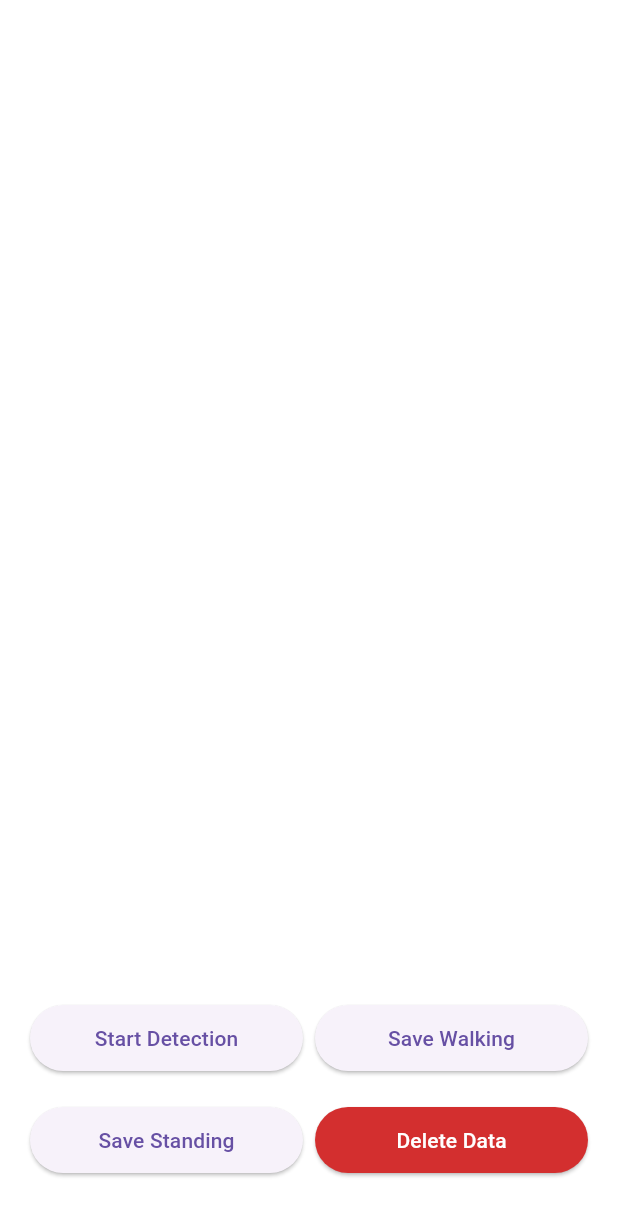
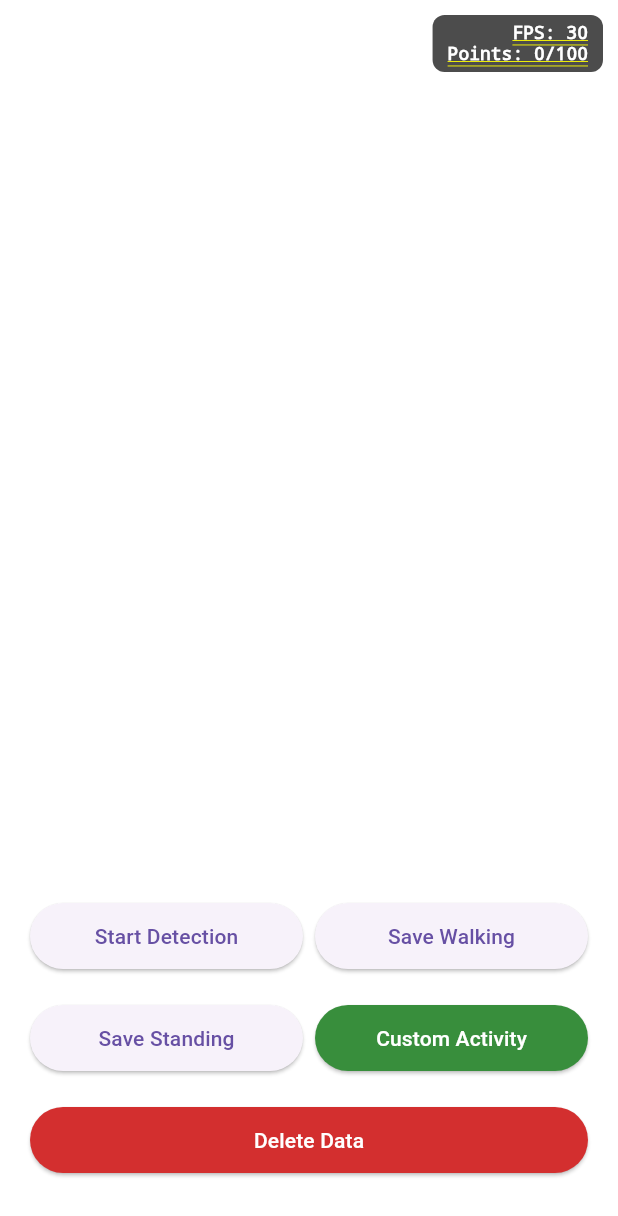
Before and after one commit to IoT-gamer/flutter_face_tracking_excercise_app, a Flutter app: the screen it shows after launch, on a phone screen of 412 x 824 dp. Shown: the top 1216 px of the screen. Run offline on Flutter 3.47's test engine with Material 3 defaults, Android fonts, the phone set to English and light mode, and no system bars; our stand-ins replace bloc, camera, equatable, flutter_bloc, wakelock_plus; missing offline and left inert: circular_buffer, google_mlkit_face_detection, integral_isolates.

Commit message:
Add data model and custom activity feature

```diff
--- a/lib/constants/constants.dart
+++ b/lib/constants/constants.dart
@@ -1,8 +1,7 @@
 /// Constants used throughout the application
 class AppConstants {
   // File names for saved data
-  static const String faceDataWalkingFilename = 'face_data_walk.txt';
-  static const String faceDataStandingFilename = 'face_data_stand.txt';
+  static const String faceDataFilename = 'face_tracking_data.json';
 
   // Face detection settings
   static const double smilingThreshold =
@@ -19,4 +18,8 @@ class AppConstants {
   static const double dotRadius = 5.0; // Radius of the face tracking dot
   static const int statusMessageDuration =
       3; // Duration in seconds for status messages
+
+  // Activity types
+  static const String activityWalking = 'walking';
+  static const String activityStanding = 'standing';
 }
--- a/lib/main.dart
+++ b/lib/main.dart
@@ -1,8 +1,8 @@
 import 'package:flutter/material.dart';
-import 'package:flutter_face_tracking_exercise_app/screens/face_tracking_screen.dart';
 import 'package:wakelock_plus/wakelock_plus.dart';
 
 import 'device/mlkit_face_camera_repository.dart';
+import 'screens/face_tracking_screen.dart';
 
 void main() async {
   WidgetsFlutterBinding.ensureInitialized();
--- /dev/null
+++ b/lib/models/face_tracking_session.dart
@@ -0,0 +1,49 @@
+import 'dart:convert';
+
+/// Model class for storing face tracking sessions with metadata
+class FaceTrackingSession {
+  final DateTime timestamp;
+  final String activityType;
+  final int sequenceLength;
+  final int cameraFps;
+  final List<List<double>> coordinates;
+
+  FaceTrackingSession({
+    required this.timestamp,
+    required this.activityType,
+    required this.sequenceLength,
+    required this.cameraFps,
+    required this.coordinates,
+  });
+
+  /// Convert session to JSON
+  Map<String, dynamic> toJson() {
+    return {
+      'timestamp': timestamp.toIso8601String(),
+      'activityType': activityType,
+      'sequenceLength': sequenceLength,
+      'cameraFps': cameraFps,
+      'coordinates': coordinates,
+    };
+  }
+
+  /// Create session from JSON
+  factory FaceTrackingSession.fromJson(Map<String, dynamic> json) {
+    return FaceTrackingSession(
+      timestamp: DateTime.parse(json['timestamp']),
+      activityType: json['activityType'],
+      sequenceLength: json['sequenceLength'],
+      cameraFps: json['cameraFps'],
+      coordinates:
+          (json['coordinates'] as List)
+              .map((item) => (item as List).map((e) => e as double).toList())
+              .toList(),
+    );
+  }
+
+  /// String representation for debugging
+  @override
+  String toString() {
+    return jsonEncode(toJson());
+  }
+}
--- a/lib/screens/face_tracking_screen.dart
+++ b/lib/screens/face_tracking_screen.dart
@@ -1,9 +1,8 @@
-// statesless widget that contains bloc provider and home page
-
 import 'package:camera/camera.dart';
 import 'package:flutter/material.dart';
 import 'package:flutter_bloc/flutter_bloc.dart';
 
+import '../constants/constants.dart';
 import '../cubit/face_detection_cubit.dart';
 import '../device/mlkit_face_camera_repository.dart';
 import '../widgets/dot_painter.dart';
@@ -28,14 +27,62 @@ class FaceTrackingScreen extends StatelessWidget {
   }
 }
 
-class HomePage extends StatelessWidget {
+class HomePage extends StatefulWidget {
   const HomePage({super.key});
+
+  @override
+  State<HomePage> createState() => _HomePageState();
+}
+
+class _HomePageState extends State<HomePage> {
+  final TextEditingController _customActivityController =
+      TextEditingController();
+
+  @override
+  void dispose() {
+    _customActivityController.dispose();
+    super.dispose();
+  }
+
+  void _showCustomActivityDialog(
+    BuildContext context,
+    FaceDetectionCubit cubit,
+  ) {
+    showDialog(
+      context: context,
+      builder: (BuildContext context) {
+        return AlertDialog(
+          title: const Text('Save Custom Activity'),
+          content: TextField(
+            controller: _customActivityController,
+            decoration: const InputDecoration(hintText: 'Enter activity name'),
+          ),
+          actions: [
+            TextButton(
+              onPressed: () => Navigator.pop(context),
+              child: const Text('Cancel'),
+            ),
+            TextButton(
+              onPressed: () {
+                if (_customActivityController.text.isNotEmpty) {
+                  cubit.saveFaceData(_customActivityController.text);
+                  _customActivityController.clear();
+                  Navigator.pop(context);
+                }
+              },
+              child: const Text('Save'),
+            ),
+          ],
+        );
+      },
+    );
+  }
 
   @override
   Widget build(BuildContext context) {
     final faceDetectionCubit = context.read<FaceDetectionCubit>();
     final size = MediaQuery.of(context).size;
-    final deviceRatio = size.width / size.height;
+
     return Container(
       alignment: Alignment.topCenter,
       child: BlocBuilder<FaceDetectionCubit, FaceDetectionState>(
@@ -75,7 +122,7 @@ class HomePage extends StatelessWidget {
                       horizontal: 16,
                     ),
                     decoration: BoxDecoration(
-                      color: Colors.black.withValues(alpha: 0.7),
+                      color: Colors.black.withOpacity(0.7),
                       borderRadius: BorderRadius.circular(8),
                     ),
                     child: Text(
@@ -89,6 +136,41 @@ class HomePage extends StatelessWidget {
                     ),
                   ),
                 ),
+
+              // Metadata indicator
+              Positioned(
+                top: 10,
+                right: 10,
+                child: Container(
+                  padding: const EdgeInsets.symmetric(
+                    vertical: 5,
+                    horizontal: 10,
+                  ),
+                  decoration: BoxDecoration(
+                    color: Colors.black.withOpacity(0.7),
+                    borderRadius: BorderRadius.circular(8),
+                  ),
+                  child: Column(
+                    crossAxisAlignment: CrossAxisAlignment.end,
+                    children: [
+                      Text(
+                        'FPS: ${AppConstants.cameraFps}',
+                        style: const TextStyle(
+                          color: Colors.white,
+                          fontSize: 12,
+                        ),
+                      ),
+                      Text(
+                        'Points: ${state.queue.length}/${AppConstants.sequenceLength}',
+                        style: const TextStyle(
+                          color: Colors.white,
+                          fontSize: 12,
+                        ),
+                      ),
+                    ],
+                  ),
+                ),
+              ),
 
               // Bottom button panel with safer zone positioning
               Positioned(
@@ -161,6 +243,36 @@ class HomePage extends StatelessWidget {
                           Expanded(
                             child: ElevatedButton(
                               onPressed:
+                                  () => _showCustomActivityDialog(
+                                    context,
+                                    faceDetectionCubit,
+                                  ),
+                              style: ElevatedButton.styleFrom(
+                                padding: const EdgeInsets.symmetric(
+                                  vertical: 12,
+                                ),
+                                backgroundColor: Colors.green.shade700,
+                              ),
+                              child: const Text(
+                                'Custom Activity',
+                                style: TextStyle(color: Colors.white),
+                              ),
+                            ),
+                          ),
+                        ],
+                      ),
+                    ),
+                    Container(
+                      padding: const EdgeInsets.symmetric(
+                        horizontal: 20,
+                        vertical: 10,
+                      ),
+                      child: Row(
+                        mainAxisAlignment: MainAxisAlignment.spaceEvenly,
+                        children: [
+                          Expanded(
+                            child: ElevatedButton(
+                              onPressed:
                                   () => faceDetectionCubit.deleteAllFaceData(),
                               style: ElevatedButton.styleFrom(
                                 padding: const EdgeInsets.symmetric(
```
Also changed, not shown: lib/cubit/face_detection_cubit.dart (+64 -71 lines).
